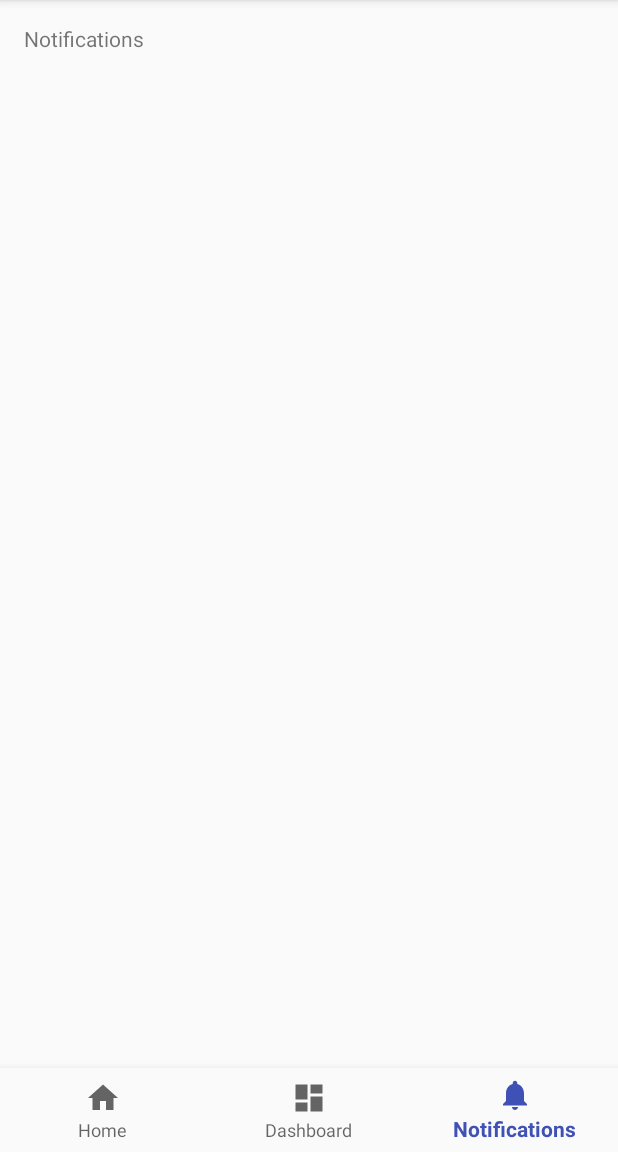
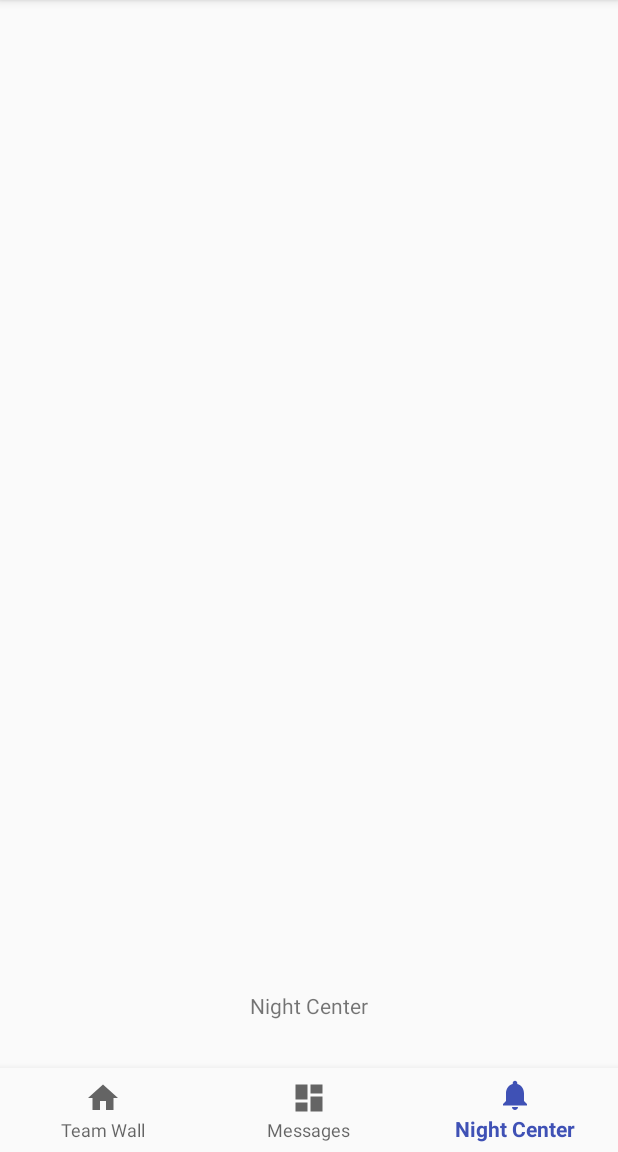
Before and after one commit to SeeU-Team/SeeU-Android, an Android app: the TabbedActivity screen opened directly, with no data from a screen before it, item 3 of the bottom bar chosen, on a phone screen of 412 x 824 dp, the part 84-1236 px from its top. Run offline under Robolectric (Android 15) with nearby library versions, the phone set to English and light mode, and no system bars.

Commit message:
setup bottom navigation bar with fragments

```diff
--- a/app/build.gradle
+++ b/app/build.gradle
@@ -27,6 +27,7 @@ dependencies {
     implementation fileTree(include: ['*.jar'], dir: 'libs')
     implementation 'com.android.support:appcompat-v7:27.0.2'
     implementation 'com.android.support:design:27.0.2'
+    implementation 'com.android.support:support-v4:27.0.2'
     implementation 'com.android.support.constraint:constraint-layout:1.0.2'
     implementation 'com.facebook.android:facebook-login:4.31.0'
     testImplementation 'junit:junit:4.12'
--- /dev/null
+++ b/app/src/main/java/com/seeu/NightCenterFragment.java
@@ -0,0 +1,28 @@
+package com.seeu;
+
+import android.os.Bundle;
+import android.support.v4.app.Fragment;
+import android.view.LayoutInflater;
+import android.view.View;
+import android.view.ViewGroup;
+
+/**
+ * Created by thomasfouan on 16/03/2018.
+ */
+
+public class NightCenterFragment extends Fragment {
+
+	public NightCenterFragment() {
+	}
+
+
+	@Override
+	public void onCreate(Bundle savedInstanceState) {
+		super.onCreate(savedInstanceState);
+	}
+
+	@Override
+	public View onCreateView(LayoutInflater inflater, ViewGroup container, Bundle savedInstanceState) {
+		return inflater.inflate(R.layout.fragment_nightcenter, container, false);
+	}
+}
--- a/app/src/main/java/com/seeu/TabbedActivity.java
+++ b/app/src/main/java/com/seeu/TabbedActivity.java
@@ -2,26 +2,30 @@ package com.seeu;
 
 import android.os.Bundle;
 import android.support.design.widget.BottomNavigationView;
+import android.support.v4.app.Fragment;
+import android.support.v4.app.FragmentTransaction;
 import android.support.v7.app.AppCompatActivity;
-import android.widget.TextView;
 
 public class TabbedActivity extends AppCompatActivity {
 
-	private TextView mTextMessage;
+	private BottomNavigationView.OnNavigationItemSelectedListener mOnNavigationItemSelectedListener = (item) -> {
+		Fragment selectedFragment = null;
+		switch (item.getItemId()) {
+			case R.id.navigation_teamwall:
+				selectedFragment = new TeamWallFragment();
+				break;
+			case R.id.navigation_messages:
+				selectedFragment = new MessagesFragment();
+				break;
+			case R.id.navigation_nightcenter:
+				selectedFragment = new NightCenterFragment();
+		}
 
-	private BottomNavigationView.OnNavigationItemSelectedListener mOnNavigationItemSelectedListener = (item) -> {
-		switch (item.getItemId()) {
-			case R.id.navigation_home:
-				mTextMessage.setText(R.string.title_home);
-				return true;
-			case R.id.navigation_dashboard:
-				mTextMessage.setText(R.string.title_dashboard);
-				return true;
-			case R.id.navigation_notifications:
-				mTextMessage.setText(R.string.title_notifications);
-				return true;
-		}
-		return false;
+		FragmentTransaction transaction = getSupportFragmentManager().beginTransaction();
+		transaction.replace(R.id.frame_layout, selectedFragment);
+		transaction.commit();
+
+		return true;
 	};
 
 	@Override
@@ -29,9 +33,13 @@ public class TabbedActivity extends AppCompatActivity {
 		super.onCreate(savedInstanceState);
 		setContentView(R.layout.activity_tabbed);
 
-		mTextMessage = findViewById(R.id.message);
 		BottomNavigationView navigation = findViewById(R.id.navigation);
 		navigation.setOnNavigationItemSelectedListener(mOnNavigationItemSelectedListener);
+
+		//Manually displaying the first fragment - one time only
+		FragmentTransaction transaction = getSupportFragmentManager().beginTransaction();
+		transaction.replace(R.id.frame_layout, new TeamWallFragment());
+		transaction.commit();
 	}
 
 }
--- /dev/null
+++ b/app/src/main/java/com/seeu/TeamWallFragment.java
@@ -0,0 +1,27 @@
+package com.seeu;
+
+import android.os.Bundle;
+import android.support.v4.app.Fragment;
+import android.view.LayoutInflater;
+import android.view.View;
+import android.view.ViewGroup;
+
+/**
+ * Created by thomasfouan on 16/03/2018.
+ */
+
+public class TeamWallFragment extends Fragment {
+
+	public TeamWallFragment() {
+	}
+
+	@Override
+	public void onCreate(Bundle savedInstanceState) {
+		super.onCreate(savedInstanceState);
+	}
+
+	@Override
+	public View onCreateView(LayoutInflater inflater, ViewGroup container, Bundle savedInstanceState) {
+		return inflater.inflate(R.layout.fragment_teamwall, container, false);
+	}
+}
--- a/app/src/main/res/layout/activity_tabbed.xml
+++ b/app/src/main/res/layout/activity_tabbed.xml
@@ -1,5 +1,5 @@
 <?xml version="1.0" encoding="utf-8"?>
-<android.support.constraint.ConstraintLayout xmlns:android="http://schemas.android.com/apk/res/android"
+<RelativeLayout xmlns:android="http://schemas.android.com/apk/res/android"
     xmlns:app="http://schemas.android.com/apk/res-auto"
     xmlns:tools="http://schemas.android.com/tools"
     android:id="@+id/container"
@@ -7,27 +7,32 @@
     android:layout_height="match_parent"
     tools:context="com.seeu.TabbedActivity">
 
-    <TextView
-        android:id="@+id/message"
-        android:layout_width="wrap_content"
-        android:layout_height="wrap_content"
-        android:layout_marginLeft="@dimen/activity_horizontal_margin"
-        android:layout_marginStart="@dimen/activity_horizontal_margin"
-        android:layout_marginTop="@dimen/activity_vertical_margin"
-        android:text="@string/title_home"
-        app:layout_constraintLeft_toLeftOf="parent"
-        app:layout_constraintTop_toTopOf="parent" />
+    <!--<TextView-->
+        <!--android:id="@+id/message"-->
+        <!--android:layout_width="wrap_content"-->
+        <!--android:layout_height="wrap_content"-->
+        <!--android:layout_marginLeft="@dimen/activity_horizontal_margin"-->
+        <!--android:layout_marginStart="@dimen/activity_horizontal_margin"-->
+        <!--android:layout_marginTop="@dimen/activity_vertical_margin"-->
+        <!--android:text="@string/title_home"-->
+        <!--app:layout_constraintLeft_toLeftOf="parent"-->
+        <!--app:layout_constraintTop_toTopOf="parent" />-->
+
+    <FrameLayout
+        android:id="@+id/frame_layout"
+        android:layout_width="match_parent"
+        android:layout_height="match_parent"
+        android:layout_above="@+id/navigation"
+        android:animateLayoutChanges="true">
+
+    </FrameLayout>
 
     <android.support.design.widget.BottomNavigationView
         android:id="@+id/navigation"
-        android:layout_width="0dp"
+        android:layout_width="match_parent"
         android:layout_height="wrap_content"
-        android:layout_marginEnd="0dp"
-        android:layout_marginStart="0dp"
+        android:layout_alignParentBottom="true"
         android:background="?android:attr/windowBackground"
-        app:layout_constraintBottom_toBottomOf="parent"
-        app:layout_constraintLeft_toLeftOf="parent"
-        app:layout_constraintRight_toRightOf="parent"
         app:menu="@menu/navigation" />
 
-</android.support.constraint.ConstraintLayout>
+</RelativeLayout>
--- /dev/null
+++ b/app/src/main/res/layout/fragment_nightcenter.xml
@@ -0,0 +1,18 @@
+<?xml version="1.0" encoding="utf-8"?>
+<android.support.constraint.ConstraintLayout
+    xmlns:android="http://schemas.android.com/apk/res/android"
+    xmlns:app="http://schemas.android.com/apk/res-auto"
+    xmlns:tools="http://schemas.android.com/tools"
+    android:layout_width="match_parent"
+    android:layout_height="match_parent">
+
+    <TextView
+        android:id="@+id/textView3"
+        android:layout_width="wrap_content"
+        android:layout_height="wrap_content"
+        android:layout_marginBottom="32dp"
+        android:text="@string/title_nightcenter"
+        app:layout_constraintBottom_toBottomOf="parent"
+        app:layout_constraintEnd_toEndOf="parent"
+        app:layout_constraintStart_toStartOf="parent" />
+</android.support.constraint.ConstraintLayout>
--- a/app/src/main/res/menu/navigation.xml
+++ b/app/src/main/res/menu/navigation.xml
@@ -2,18 +2,18 @@
 <menu xmlns:android="http://schemas.android.com/apk/res/android">
 
     <item
-        android:id="@+id/navigation_home"
+        android:id="@+id/navigation_teamwall"
         android:icon="@drawable/ic_home_black_24dp"
-        android:title="@string/title_home" />
+        android:title="@string/title_teamwall" />
 
     <item
-        android:id="@+id/navigation_dashboard"
+        android:id="@+id/navigation_messages"
         android:icon="@drawable/ic_dashboard_black_24dp"
-        android:title="@string/title_dashboard" />
+        android:title="@string/title_messages" />
 
     <item
-        android:id="@+id/navigation_notifications"
+        android:id="@+id/navigation_nightcenter"
         android:icon="@drawable/ic_notifications_black_24dp"
-        android:title="@string/title_notifications" />
+        android:title="@string/title_nightcenter" />
 
 </menu>
--- a/app/src/main/res/values/strings.xml
+++ b/app/src/main/res/values/strings.xml
@@ -4,7 +4,7 @@
     <string name="fb_login_protocol_scheme">fb1885995028085352</string>
 
     <string name="app_name">SeeU</string>
-    <string name="title_home">Home</string>
-    <string name="title_dashboard">Dashboard</string>
-    <string name="title_notifications">Notifications</string>
+    <string name="title_teamwall">Team Wall</string>
+    <string name="title_messages">Messages</string>
+    <string name="title_nightcenter">Night Center</string>
 </resources>
```
Also changed, not shown: app/src/main/java/com/seeu/MessagesFragment.java (added, +27 -0 lines), app/src/main/res/layout/fragment_messages.xml (added, +18 -0 lines), app/src/main/res/layout/fragment_teamwall.xml (added, +18 -0 lines).
